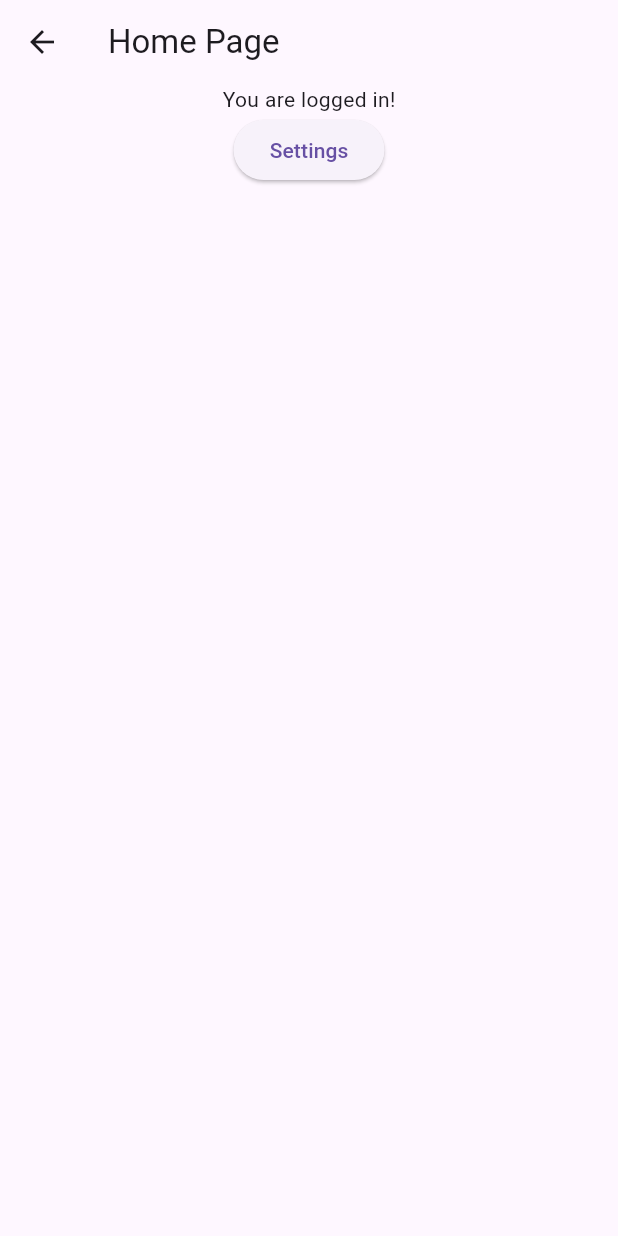
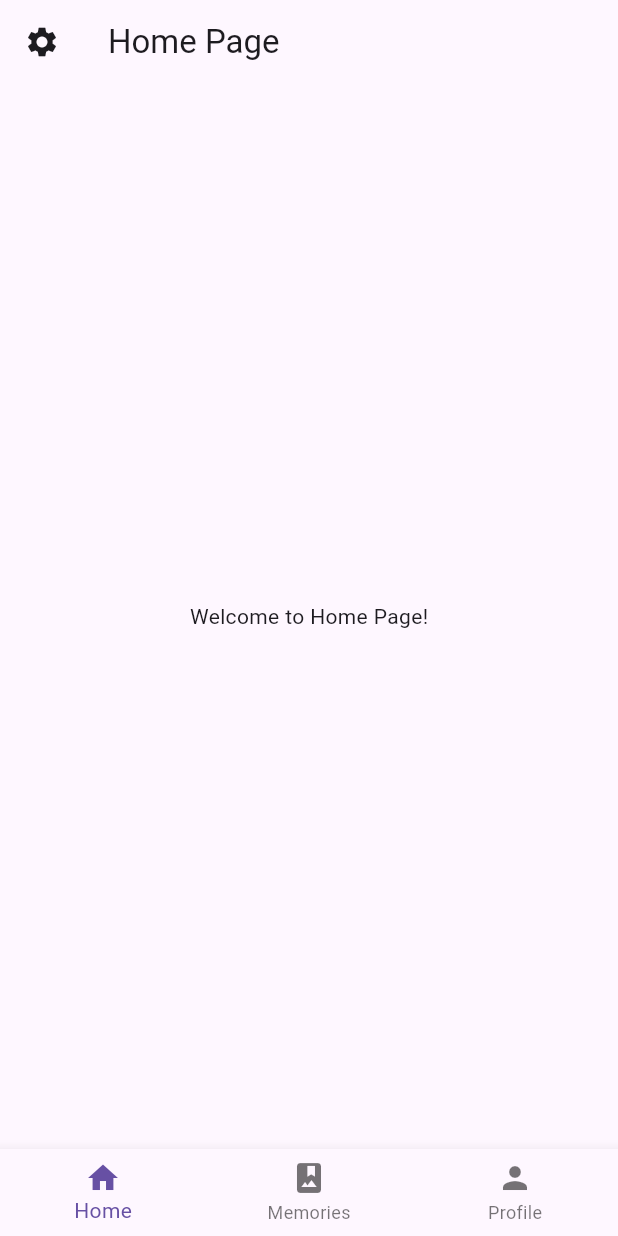
Before and after one commit to Angelosef/hci_app, a Flutter app: the HomePage screen opened by its route, on a phone screen of 412 x 824 dp. Run offline on Flutter 3.47's test engine with Material 3 defaults, Android fonts, the phone set to English and light mode, and no system bars; our stand-ins replace cached_network_image, dio, logger.

Commit message:
better homepage

```diff
--- /dev/null
+++ b/frontend/lib/providers/memory_provider.dart
@@ -0,0 +1,28 @@
+import 'package:flutter/material.dart';
+import 'package:frontend/models/memory.dart';
+import 'package:frontend/services/memory_service.dart';
+import 'package:logger/logger.dart';
+
+class MemoryProvider extends ChangeNotifier {
+  Logger logger = Logger(level: Level.debug);
+  List<Memory> _memories = [];
+
+  List<Memory> get() {
+    return _memories;
+  }
+
+  void set(List<Memory> memories) {
+    _memories = memories;
+    notifyListeners();
+  }
+
+  void clear() {
+    set([]);
+  }
+
+  Future<void> initialize(int userId) async {
+    MemoryService memoryService = MemoryService();
+    List<Memory> memories = await memoryService.getMemories(userId);
+    set(memories);
+  }
+}
--- a/frontend/lib/providers/settings_provider.dart
+++ b/frontend/lib/providers/settings_provider.dart
@@ -16,7 +16,8 @@ class SettingsProvider extends ChangeNotifier {
 
   void set(Settings settings) {
     _settings = settings;
-    logger.d(_settings.toJson());
+    SettingsService settingsService = SettingsService();
+    settingsService.update(_settings.userId, _settings.notificationsEnabled);
     notifyListeners();
   }
 
--- /dev/null
+++ b/frontend/lib/ui/screens/home.dart
@@ -0,0 +1,64 @@
+import 'package:flutter/material.dart';
+import 'package:logger/logger.dart';
+import 'package:frontend/ui/screens/memories.dart';
+
+class HomePage extends StatefulWidget {
+  const HomePage({super.key});
+
+  @override
+  State<HomePage> createState() => _HomePageState();
+}
+
+class _HomePageState extends State<HomePage> {
+  final Logger logger = Logger(level: Level.debug);
+  int _currentIndex = 0; // Tracks the current page index
+
+  // Define your screens here
+  final List<Widget> _pages = [
+    Center(child: Text("Welcome to Home Page!")), // Home Screen
+    Center(child: MemoryList()),       // Memories Screen
+    Center(child: Text("Profile Settings!")),    // Profile Screen
+  ];
+
+  @override
+  Widget build(BuildContext context) {
+    return Scaffold(
+      appBar: AppBar(
+        title: Text("Home Page"),
+        leading: IconButton(
+          icon: Icon(Icons.settings),
+          onPressed: () {
+            logger.d('Clicked to go to settings');
+            Navigator.pushNamed(context, '/home/settings');
+          },
+        ),
+      ),
+      body: IndexedStack(
+        index: _currentIndex, // Shows only the current page
+        children: _pages,
+      ),
+      bottomNavigationBar: BottomNavigationBar(
+        currentIndex: _currentIndex, // Highlight the current tab
+        onTap: (int index) {
+          setState(() {
+            _currentIndex = index; // Update the current page
+          });
+        },
+        items: const [
+          BottomNavigationBarItem(
+            icon: Icon(Icons.home),
+            label: 'Home',
+          ),
+          BottomNavigationBarItem(
+            icon: Icon(Icons.photo_album),
+            label: 'Memories',
+          ),
+          BottomNavigationBarItem(
+            icon: Icon(Icons.person),
+            label: 'Profile',
+          ),
+        ],
+      ),
+    );
+  }
+}
--- a/frontend/lib/ui/screens/loading.dart
+++ b/frontend/lib/ui/screens/loading.dart
@@ -1,4 +1,5 @@
 import 'package:flutter/material.dart';
+import 'package:frontend/providers/memory_provider.dart';
 import 'package:provider/provider.dart';
 import 'package:frontend/providers/user_provider.dart';
 import 'package:frontend/providers/settings_provider.dart';
@@ -23,11 +24,19 @@ class _LoadingScreenState extends State<LoadingScreen> {
     try {
       // Fetch data using the user ID from UserProvider
       UserProvider userProvider = Provider.of<UserProvider>(context, listen: false);
+      MemoryProvider memoryProvider = Provider.of<MemoryProvider>(context, listen: false);
       SettingsProvider settingsProvider = Provider.of<SettingsProvider>(context, listen: false);
 
       await settingsProvider.initialize(userProvider.get().id);
+      await memoryProvider.initialize(userProvider.get().id);
+
       logger.d(userProvider.get().toJson());
       logger.d(settingsProvider.get().toJson());
+      final memories = memoryProvider.get();
+      for (var i=0;i<memories.length;i++) {
+        logger.d(memories[i].toJson());
+      }
+
       //await Future.delayed(Duration(seconds: 2));
       Navigator.pushReplacementNamed(context, '/home');
 
--- a/frontend/lib/ui/screens/settings.dart
+++ b/frontend/lib/ui/screens/settings.dart
@@ -106,8 +106,6 @@ class SettingsScreen extends StatelessWidget {
               trailing: Switch(
                 value: settingsProvider.get().notificationsEnabled,
                 onChanged: (bool value) {
-                  logger.d('pressed switch');
-
                   settingsProvider.set(Settings(
                     userId: userProvider.get().id,
                     notificationsEnabled: value));
--- a/frontend/lib/ui/screens/test_screens.dart
+++ b/frontend/lib/ui/screens/test_screens.dart
@@ -3,40 +3,14 @@ import 'package:frontend/ui/screens/loading.dart';
 import 'package:frontend/ui/screens/login.dart';
 import 'package:frontend/ui/screens/register.dart';
 import 'package:frontend/ui/screens/settings.dart';
+import 'package:frontend/ui/screens/home.dart';
+
 import 'package:provider/provider.dart';
 import 'package:frontend/providers/user_provider.dart';
+import 'package:frontend/providers/memory_provider.dart';
 import 'package:frontend/providers/settings_provider.dart';
-import 'package:logger/logger.dart';
 
 
-class HomePage extends StatelessWidget {
-  HomePage({super.key});
-
-  final Logger logger = Logger(level: Level.debug);
-
-  @override
-  Widget build(BuildContext context) {
-    return Scaffold(
-      appBar: AppBar(
-        title: Text("Home Page"),
-      ),
-      body: Column(
-        children: [
-          Center(
-            child: Text("You are logged in!"),
-          ),
-          ElevatedButton(onPressed: () {
-            logger.d('clicked to go to settings');
-            Navigator.pushNamed(context, '/home/settings');
-          }
-          , child:
-          Text('Settings')
-          ),
-        ],
-      ),
-    );
-  }
-}
 
 class MyApp extends StatelessWidget {
   const MyApp({super.key});
@@ -67,6 +41,7 @@ void testLogin() {
     MultiProvider(
       providers: [
         ChangeNotifierProvider(create: (_) => UserProvider()),
+        ChangeNotifierProvider(create: (_) => MemoryProvider()),
         ChangeNotifierProvider(create: (_) => SettingsProvider()),
       ],
       child: MyApp(),
--- a/frontend/pubspec.yaml
+++ b/frontend/pubspec.yaml
@@ -37,6 +37,7 @@ dependencies:
   dio: ^5.7.0
   logger: ^2.5.0
   provider: ^6.1.2
+  cached_network_image: ^3.4.1
 
 dev_dependencies:
   flutter_test:
```
Also changed, not shown: frontend/lib/ui/screens/memories.dart (added, +31 -0 lines), frontend/pubspec.lock, 1 other file.
